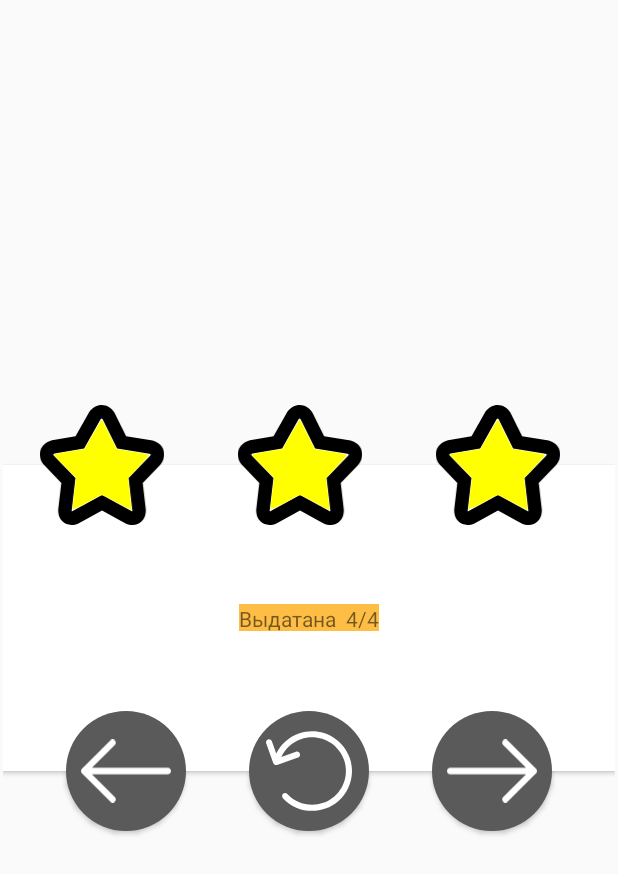
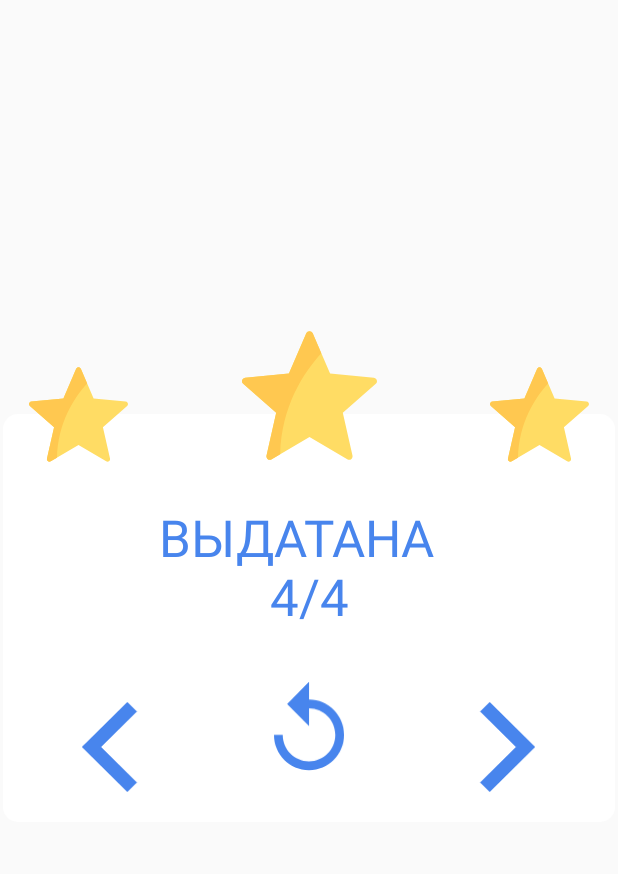
Before and after one commit to Kiolk/Alphabet, an Android app: the layout controller_end_game.xml on its own in the app's theme, with its tools: preview values and no code run, on a phone screen of 412 x 824 dp. Shown: the top 874 px of the screen. Run offline under Robolectric (Android 15) with nearby library versions, the phone set to English and light mode, and no system bars.

Commit message:
Refactored controller_end_game by  design

```diff
--- a/app/src/main/java/com/github/kiolk/alphabet/presentation/dialogs/BaseDialogController.kt
+++ b/app/src/main/java/com/github/kiolk/alphabet/presentation/dialogs/BaseDialogController.kt
@@ -48,7 +48,7 @@ abstract class BaseDialogController(args: Bundle) : DialogController(args) {
             val params = WindowManager.LayoutParams()
             params.copyFrom(it.attributes)
             params.windowAnimations = R.style.AppTheme_Dialog
-            params.dimAmount = 0.2f
+            params.dimAmount = 0.7f
             params.flags = params.flags or WindowManager.LayoutParams.FLAG_DIM_BEHIND
             it.attributes = params
         }
--- a/app/src/main/java/com/github/kiolk/alphabet/presentation/dialogs/EndGameDialog.kt
+++ b/app/src/main/java/com/github/kiolk/alphabet/presentation/dialogs/EndGameDialog.kt
@@ -3,6 +3,7 @@ package com.github.kiolk.alphabet.presentation.dialogs
 import android.os.Bundle
 import android.view.View
 import android.widget.ImageButton
+import android.widget.ImageView
 import android.widget.TextView
 import butterknife.BindView
 import butterknife.OnClick
@@ -23,6 +24,15 @@ class EndGameDialog : BaseInfoDialog {
 
     @BindView(R.id.tv_game_end_result)
     lateinit var tvResult: TextView
+
+    @BindView(R.id.iv_left_start)
+    lateinit var ivLeftStar: ImageView
+
+    @BindView(R.id.iv_right_star)
+    lateinit var ivRightStar: ImageView
+
+    @BindView(R.id.iv_central_star)
+    lateinit var ivCentralStar: ImageView
 
     lateinit var listener: OnEndDialogClickListener
 
@@ -47,12 +57,18 @@ class EndGameDialog : BaseInfoDialog {
         when (stats.stars) {
             0 -> {
                 tvResult.text = activity?.baseContext?.resources?.getString(R.string.end_game_not_complete, stats.asked.toString(), stats.correct.toString())
+                ivCentralStar.setImageDrawable(resources?.getDrawable(R.drawable.ic_gray_star))
+                ivRightStar.setImageDrawable(resources?.getDrawable(R.drawable.ic_gray_star))
+                ivLeftStar.setImageDrawable(resources?.getDrawable(R.drawable.ic_gray_star))
             }
             1 -> {
                 tvResult.text = activity?.baseContext?.resources?.getString(R.string.end_game_complete, stats.asked.toString(), stats.correct.toString())
+                ivCentralStar.setImageDrawable(resources?.getDrawable(R.drawable.ic_gray_star))
+                ivRightStar.setImageDrawable(resources?.getDrawable(R.drawable.ic_gray_star))
             }
             2 -> {
                 tvResult.text =activity?.baseContext?.resources?.getString(R.string.end_game_good, stats.asked.toString(), stats.correct.toString())
+                ivRightStar.setImageDrawable(resources?.getDrawable(R.drawable.ic_gray_star))
             }
             3 -> {
                 tvResult.text = activity?.baseContext?.resources?.getString(R.string.end_game_excellent, stats.asked.toString(), stats.correct.toString())
--- /dev/null
+++ b/app/src/main/res/drawable/bg_round_white.xml
@@ -0,0 +1,6 @@
+<?xml version="1.0" encoding="utf-8"?>
+<shape xmlns:android="http://schemas.android.com/apk/res/android"
+    android:shape="rectangle">
+    <solid android:color="@color/general_white"/>
+    <corners android:radius="10dp"/>
+</shape>
--- /dev/null
+++ b/app/src/main/res/drawable/ic_arrow_right.xml
@@ -0,0 +1,9 @@
+<vector xmlns:android="http://schemas.android.com/apk/res/android"
+    android:width="31dp"
+    android:height="50dp"
+    android:viewportWidth="31"
+    android:viewportHeight="50">
+  <path
+      android:pathData="M0.6998,5.3L20.3998,25L0.6998,44.7L5.9998,50L30.9998,25L5.9998,0L0.6998,5.3Z"
+      android:fillColor="#4885ED"/>
+</vector>
--- /dev/null
+++ b/app/src/main/res/drawable/ic_gray_star.xml
@@ -0,0 +1,12 @@
+<vector xmlns:android="http://schemas.android.com/apk/res/android"
+    android:width="95dp"
+    android:height="95dp"
+    android:viewportWidth="95"
+    android:viewportHeight="95">
+  <path
+      android:pathData="M92.7585,34.931L61.9876,32.0771L49.7646,3.6942C48.9088,1.7068 46.0909,1.7068 45.2352,3.6942L33.0123,32.0773L2.2415,34.931C0.0869,35.1308 -0.7839,37.8107 0.8417,39.2386L24.0584,59.6343L17.264,89.7811C16.7883,91.8919 19.0679,93.5481 20.9284,92.4434L47.5,76.6656L74.0715,92.4434C75.932,93.5481 78.2118,91.8919 77.7361,89.7811L70.9415,59.6343L94.1582,39.2386C95.7838,37.8107 94.913,35.1308 92.7585,34.931Z"
+      android:fillColor="#C0C0C0"/>
+  <path
+      android:pathData="M49.7645,3.6942C48.9088,1.7068 46.0909,1.7068 45.2352,3.6942L33.0123,32.0773L2.2415,34.931C0.0869,35.1308 -0.7839,37.8107 0.8417,39.2386L24.0584,59.6343L17.264,89.7811C16.7883,91.8919 19.0679,93.5481 20.9284,92.4434L26.859,88.9219C27.6799,55.1337 43.379,31.3397 55.8084,17.7282L49.7645,3.6942Z"
+      android:fillColor="#A7A7A7"/>
+</vector>
--- /dev/null
+++ b/app/src/main/res/drawable/ic_repeat.xml
@@ -0,0 +1,9 @@
+<vector xmlns:android="http://schemas.android.com/apk/res/android"
+    android:width="40dp"
+    android:height="51dp"
+    android:viewportWidth="40"
+    android:viewportHeight="51">
+  <path
+      android:pathData="M20,10.5V0.5L7.5,13L20,25.5V15.5C28.275,15.5 35,22.225 35,30.5C35,38.775 28.275,45.5 20,45.5C11.725,45.5 5,38.775 5,30.5H0C0,41.55 8.95,50.5 20,50.5C31.05,50.5 40,41.55 40,30.5C40,19.45 31.05,10.5 20,10.5Z"
+      android:fillColor="#4885ED"/>
+</vector>
--- /dev/null
+++ b/app/src/main/res/drawable/ic_yellow_star.xml
@@ -0,0 +1,12 @@
+<vector xmlns:android="http://schemas.android.com/apk/res/android"
+    android:width="95dp"
+    android:height="95dp"
+    android:viewportWidth="95"
+    android:viewportHeight="95">
+  <path
+      android:pathData="M92.7585,34.931L61.9876,32.0771L49.7646,3.6942C48.9088,1.7068 46.0909,1.7068 45.2352,3.6942L33.0123,32.0773L2.2415,34.931C0.0869,35.1308 -0.7839,37.8107 0.8417,39.2386L24.0584,59.6343L17.264,89.7811C16.7883,91.8919 19.0679,93.5481 20.9284,92.4434L47.5,76.6656L74.0715,92.4434C75.932,93.5481 78.2118,91.8919 77.7361,89.7811L70.9415,59.6343L94.1582,39.2386C95.7838,37.8107 94.913,35.1308 92.7585,34.931Z"
+      android:fillColor="#FFDC64"/>
+  <path
+      android:pathData="M49.7645,3.6942C48.9088,1.7068 46.0909,1.7068 45.2352,3.6942L33.0123,32.0773L2.2415,34.931C0.0869,35.1308 -0.7839,37.8107 0.8417,39.2386L24.0584,59.6343L17.264,89.7811C16.7883,91.8919 19.0679,93.5481 20.9284,92.4434L26.859,88.9219C27.6799,55.1337 43.379,31.3397 55.8084,17.7282L49.7645,3.6942Z"
+      android:fillColor="#FFC850"/>
+</vector>
--- a/app/src/main/res/layout/controller_end_game.xml
+++ b/app/src/main/res/layout/controller_end_game.xml
@@ -2,102 +2,115 @@
 <android.support.constraint.ConstraintLayout xmlns:android="http://schemas.android.com/apk/res/android"
     xmlns:app="http://schemas.android.com/apk/res-auto"
     xmlns:tools="http://schemas.android.com/tools"
-    android:padding="2dp"
     android:layout_width="match_parent"
-    android:layout_height="match_parent">
+    android:layout_height="match_parent"
+    android:padding="2dp">
 
     <FrameLayout
         android:id="@+id/fl_end_game_main_container"
         android:layout_width="0dp"
         android:layout_height="0dp"
-        android:background="@color/general_white"
+        android:background="@drawable/bg_round_white"
         android:elevation="2dp"
         app:layout_constraintBottom_toBottomOf="parent"
-        app:layout_constraintDimensionRatio="H,2:1"
+        app:layout_constraintDimensionRatio="H,1.5:1"
         app:layout_constraintLeft_toLeftOf="parent"
         app:layout_constraintRight_toRightOf="parent"
         app:layout_constraintTop_toTopOf="parent">
+    </FrameLayout>
 
         <TextView
             android:id="@+id/tv_game_end_result"
             android:layout_width="wrap_content"
-            android:layout_height="18dp"
-            android:background="@color/general_orange"
+            android:layout_height="wrap_content"
+            android:textSize="34sp"
             android:layout_gravity="center"
-            tools:text="Выдатана  4/4"
-            app:layout_constraintBottom_toBottomOf="parent"
-            app:layout_constraintLeft_toLeftOf="parent"
-            app:layout_constraintRight_toRightOf="parent"
-            app:layout_constraintTop_toTopOf="parent" />
-    </FrameLayout>
+            android:textColor="@color/general_blue"
+            android:elevation="3dp"
+            app:layout_constraintBottom_toTopOf="@id/btn_end_game_repeat"
+            app:layout_constraintLeft_toLeftOf="@id/fl_end_game_main_container"
+            app:layout_constraintRight_toRightOf="@id/fl_end_game_main_container"
+            app:layout_constraintTop_toBottomOf="@id/iv_central_star"
+            android:gravity="center"
+            android:textAllCaps="true"
+            tools:text="Выдатана  \n4/4" />
 
     <ImageButton
         android:id="@+id/btn_end_game_repeat"
         android:layout_width="80dp"
         android:layout_height="80dp"
-        android:background="@drawable/bg_gray_round_dot"
-        android:elevation="2dp"
+        android:elevation="3dp"
+        android:background="@color/transparent"
+        android:layout_marginBottom="24dp"
+        android:src="@drawable/ic_repeat"
         android:padding="10dp"
-        android:scaleType="centerInside"
-        android:src="@drawable/ic_refresh"
+        android:scaleType="fitCenter"
         app:layout_constraintBottom_toBottomOf="@+id/fl_end_game_main_container"
-        app:layout_constraintLeft_toRightOf="@+id/btn_end_game_preview"
-        app:layout_constraintRight_toLeftOf="@+id/btn_end_game_next"
-        app:layout_constraintTop_toBottomOf="@+id/fl_end_game_main_container" />
+        app:layout_constraintLeft_toRightOf="@+id/fl_end_game_main_container"
+        app:layout_constraintRight_toLeftOf="@+id/fl_end_game_main_container"/>
 
-    <LinearLayout
-        app:layout_constraintTop_toTopOf="@+id/fl_end_game_main_container"
-        app:layout_constraintBottom_toTopOf="@id/fl_end_game_main_container"
-       android:elevation="2dp"
-        app:layout_constraintLeft_toLeftOf="@+id/fl_end_game_main_container"
-        app:layout_constraintRight_toRightOf="@id/fl_end_game_main_container"
-        android:layout_width="0dp"
-        android:layout_height="80dp"
-        android:src="@drawable/ic_start">
 
         <ImageView
-            android:layout_width="wrap_content"
-            android:layout_height="match_parent"
-            android:src="@drawable/ic_start"/>
+            android:id="@+id/iv_left_start"
+            android:layout_width="66dp"
+            android:layout_height="70dp"
+            android:elevation="4dp"
+            android:src="@drawable/ic_yellow_star"
+            android:layout_marginLeft="17dp"
+            app:layout_constraintBottom_toTopOf="@id/fl_end_game_main_container"
+            app:layout_constraintLeft_toLeftOf="@+id/fl_end_game_main_container"
+            app:layout_constraintTop_toTopOf="@+id/fl_end_game_main_container"/>
+
         <ImageView
-            android:layout_width="wrap_content"
-            android:layout_height="match_parent"
-            android:src="@drawable/ic_start"/>
+            android:id="@+id/iv_central_star"
+            android:elevation="4dp"
+            app:layout_constraintBottom_toBottomOf="@id/iv_left_start"
+            app:layout_constraintLeft_toRightOf="@+id/iv_left_start"
+            app:layout_constraintRight_toLeftOf="@id/iv_right_star"
+            android:layout_width="90dp"
+            android:layout_height="95dp"
+            android:src="@drawable/ic_yellow_star" />
+
         <ImageView
-            android:layout_width="wrap_content"
-            android:layout_height="match_parent"
-            android:src="@drawable/ic_start"/>
-    </LinearLayout>
+            android:id="@+id/iv_right_star"
+            android:elevation="4dp"
+            android:layout_width="66dp"
+            android:layout_height="70dp"
+            android:layout_marginRight="17dp"
+            android:src="@drawable/ic_yellow_star"
+            app:layout_constraintBottom_toTopOf="@id/fl_end_game_main_container"
+            app:layout_constraintRight_toRightOf="@id/fl_end_game_main_container"
+            app:layout_constraintTop_toTopOf="@+id/fl_end_game_main_container"/>
 
     <ImageButton
         android:id="@+id/btn_end_game_preview"
         android:layout_width="80dp"
         android:layout_height="80dp"
-        android:background="@drawable/bg_gray_round_dot"
-        android:elevation="2dp"
+        android:elevation="3dp"
         android:padding="10dp"
+        android:background="@color/transparent"
+        android:scaleType="fitCenter"
+        android:src="@drawable/ic_arrow_left"
         android:visibility="gone"
-        tools:visibility="visible"
-        android:scaleType="fitCenter"
-        android:src="@drawable/ic_left_arrow"
+        android:layout_marginLeft="31dp"
+        android:layout_marginBottom="10dp"
         app:layout_constraintBottom_toBottomOf="@+id/fl_end_game_main_container"
         app:layout_constraintLeft_toLeftOf="@+id/fl_end_game_main_container"
-        app:layout_constraintRight_toLeftOf="@+id/btn_end_game_repeat"
-        app:layout_constraintTop_toBottomOf="@+id/fl_end_game_main_container" />
+        tools:visibility="visible" />
 
     <ImageButton
         android:id="@+id/btn_end_game_next"
         android:layout_width="80dp"
         android:layout_height="80dp"
-        android:background="@drawable/bg_gray_round_dot"
-        android:elevation="2dp"
-        android:visibility="gone"
-        tools:visibility="visible"
+        android:elevation="3dp"
         android:padding="10dp"
         android:scaleType="fitCenter"
-        android:src="@drawable/ic_right_arrow"
+        android:background="@color/transparent"
+        android:src="@drawable/ic_arrow_right"
+        android:visibility="gone"
         app:layout_constraintBottom_toBottomOf="@+id/fl_end_game_main_container"
-        app:layout_constraintLeft_toRightOf="@+id/btn_end_game_repeat"
         app:layout_constraintRight_toRightOf="@+id/fl_end_game_main_container"
-        app:layout_constraintTop_toBottomOf="@+id/fl_end_game_main_container" />
+        tools:visibility="visible"
+        android:layout_marginRight="32dp"
+        android:layout_marginBottom="10dp"/>
 </android.support.constraint.ConstraintLayout>
--- a/app/src/main/res/values/colors.xml
+++ b/app/src/main/res/values/colors.xml
@@ -10,6 +10,7 @@
     <color name="soglasnye">#0727FF</color>
     <color name="bg_right_menu">#CCC9C9</color>
     <color name="bg_left_menu">#CCC9C9</color>
+    <color name="transparent">#00000000</color>
 
     <color name="general_orange">#febe46</color>
     <color name="general_gray">#c6c2c1</color>
@@ -20,6 +21,6 @@
     <color name="general_white">#ffffff</color>
     <color name="general_green">#13BE30</color>
     <color name="general_red">#FF0E0E</color>
-    <color name="general_blue">#3249F0</color>
+    <color name="general_blue">#4885ED</color>
     <color name="general_light_blue">#A3AEFC</color>
 </resources>
--- a/app/src/main/res/values/strings.xml
+++ b/app/src/main/res/values/strings.xml
@@ -8,10 +8,10 @@
     <string name="text_game_result_repeat">Паўтарыць</string>
 
     <!-- controller_end_game -->
-    <string name="end_game_not_complete">Параза%1$s/%2$s</string>
-    <string name="end_game_complete">Выканана%1$s/%2$s</string>
-    <string name="end_game_good">Малайчына%1$s/%2$s</string>
-    <string name="end_game_excellent">Выдатна%1$s/%2$s</string>
+    <string name="end_game_not_complete">Параза\n%1$s/%2$s</string>
+    <string name="end_game_complete">Выканана\n%1$s/%2$s</string>
+    <string name="end_game_good">Малайчына\n%1$s/%2$s</string>
+    <string name="end_game_excellent">Выдатна\n%1$s/%2$s</string>
 
     <string-array name="words">
         <item>дом</item>
```
